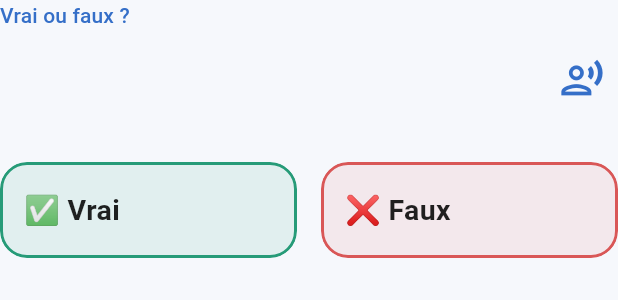
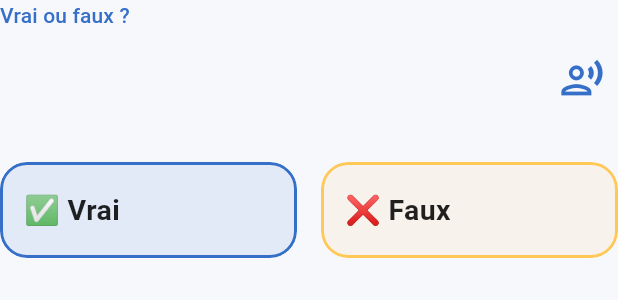
Before and after one commit to Ricoudc/Ludifun, a Flutter app: the TrueFalseView widget shown alone on an empty page, opened directly with empty values, on a phone screen of 412 x 824 dp. Shown: the top 300 px of the screen. Run offline on Flutter 3.47's test engine with Material 3 defaults, Android fonts, the phone set to English and light mode, and no system bars; our stand-ins replace audioplayers, dio, file_picker, flutter_image_compress, flutter_riverpod, flutter_secure_storage and 7 more; missing offline and left inert: mobile_scanner; accounts and stored records are empty; network calls fail.

Commit message:
fix(mobile): neutralize true false answer colors

```diff
--- a/mobile/lib/features/session/activities/true_false_view.dart
+++ b/mobile/lib/features/session/activities/true_false_view.dart
@@ -39,7 +39,7 @@ class _TrueFalseViewState extends State<TrueFalseView> {
           Expanded(
             child: AnswerButton(
               label: '✅ Vrai',
-              color: LudiColors.mastered,
+              color: LudiColors.primary,
               selected: _value == true,
               onPressed: () => _answer(true),
             ),
@@ -48,7 +48,7 @@ class _TrueFalseViewState extends State<TrueFalseView> {
           Expanded(
             child: AnswerButton(
               label: '❌ Faux',
-              color: LudiColors.notMastered,
+              color: LudiColors.accent,
               selected: _value == false,
               onPressed: () => _answer(false),
             ),
```
Also changed, not shown: 1 other file.
